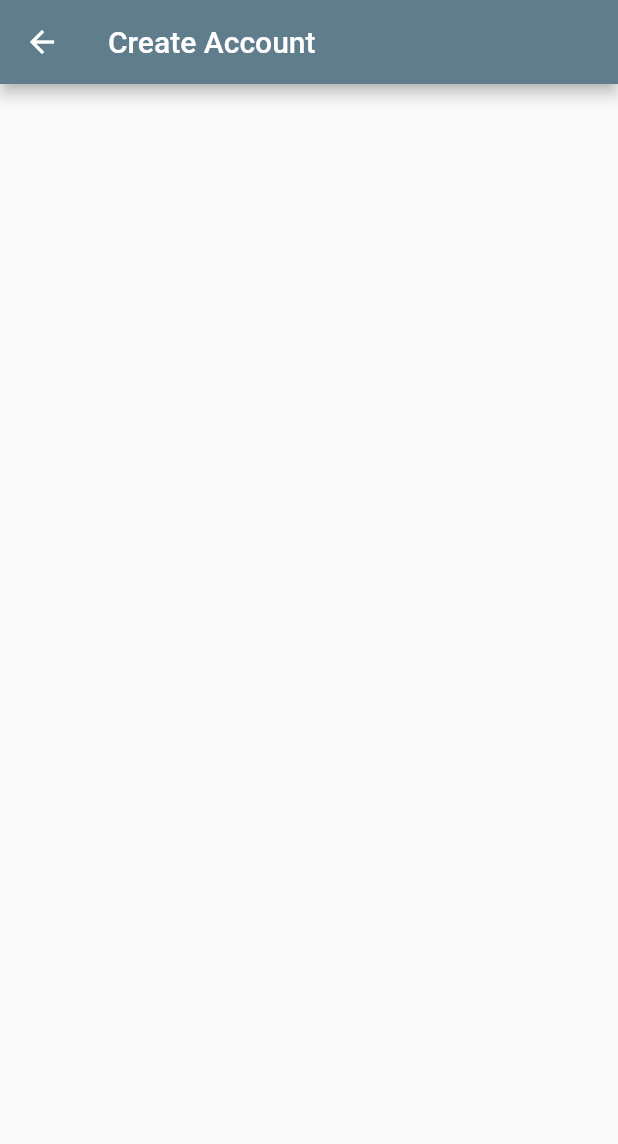
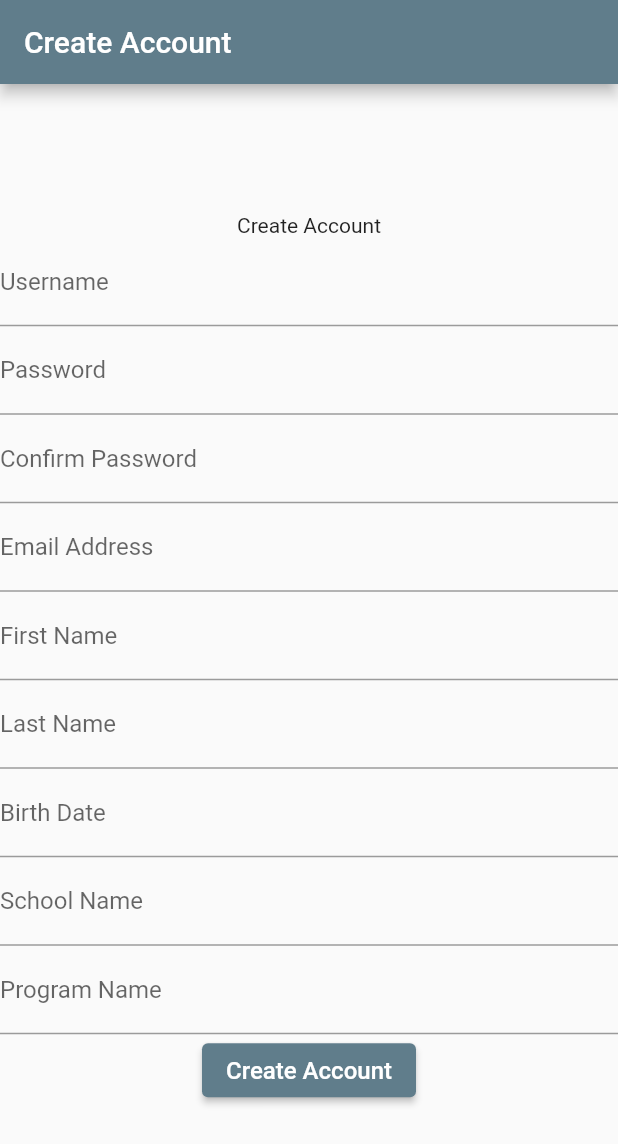
Before and after one commit to Ntjs95/CollegeM8FrontEnd, a Flutter app: the CreateAccountScreen screen opened directly, on a phone screen of 412 x 824 dp. Shown: the top 1144 px of the screen. Run offline on Flutter 3.47's test engine with Material 2 defaults, Android fonts, the phone set to English and light mode, and no system bars; drawn by our look-alikes of datetime_picker_formfield.

Commit message:
Added account creation page

```diff
--- a/lib/Models/user.dart
+++ b/lib/Models/user.dart
@@ -1,9 +1,9 @@
 import 'dart:convert';
+import 'package:collegem8/Models/webService.dart';
 import 'package:http/http.dart' as http;
+import 'package:collegem8/Models/config.dart';
 
 class User {
-  static const String _userUrl =
-      "https://collegem820210207221016.azurewebsites.net/api/User";
   final String userId;
   final String username;
   final String firstName;
@@ -12,6 +12,7 @@ class User {
   final String programName;
   final String emailaddress;
   final String birthDate;
+  final String password;
 
   User(
       {this.userId,
@@ -21,7 +22,8 @@ class User {
       this.schoolName,
       this.programName,
       this.emailaddress,
-      this.birthDate});
+      this.birthDate,
+      this.password});
 
   Map<String, dynamic> toJsonMap() => {
         'userId': userId,
@@ -32,6 +34,7 @@ class User {
         'programName': programName,
         'emailAddress': emailaddress,
         'birthDate': birthDate,
+        'password': password,
       };
 
   String toJsonString() {
@@ -54,4 +57,17 @@ class User {
     final parsed = jsonDecode(responseBody);
     return User.fromJson(parsed);
   }
+
+  Future<User> createUser() async {
+    final response =
+        await WebService.webPost(Config.userUrl, this.toJsonString());
+    if (response.statusCode == 200) {
+      return User.parseUser(response.body);
+    } else if (response.statusCode == 400) {
+      throw Exception(
+          response.body); // 400 Gives a description as to why it failed
+    } else {
+      throw Exception("Account creation failed.");
+    }
+  }
 }
--- a/lib/createAccountScreen.dart
+++ b/lib/createAccountScreen.dart
@@ -17,17 +17,19 @@ class _CreateAccountScreenState extends State<CreateAccountScreen> {
   String _schoolName;
   String _programName;
   String _emailAddress;
-  String _birthDate;
+  String _birthDateStr;
 
   final alphanumericPattern = RegExp(r'^[a-zA-Z0-9]+$');
-  final alphaPattern = RegExp(r'^[a-zA-Z]+$');
+  final alphanumericSpacePattern = RegExp(r'^[a-zA-Z0-9 ]+$');
   final passwordPattern = new RegExp(
-      r'^(?=.*?[A-Z])(?=.*?[a-z])(?=.*?[0-9])(?=.*?[!@#\$&*~]).{8,}$');
+      r'^(?=.*?[A-Z])(?=.*?[a-z])(?=.*?[0-9])(?=.*?[!@#\$&*~]).{4,}$');
   final emailPattern = RegExp(
       r"^[a-zA-Z0-9.a-zA-Z0-9.!#$%&'*+-/=?^_`{|}~]+@[a-zA-Z0-9]+\.[a-zA-Z]+");
 
   final GlobalKey<FormState> _formKey = GlobalKey<FormState>();
   final TextEditingController _passwordController = TextEditingController();
+  int _createAccountButtonState = 0;
+  Text _screenText = new Text("Create Account");
 
   Widget _buildUsername() {
     return TextFormField(
@@ -85,9 +87,6 @@ class _CreateAccountScreenState extends State<CreateAccountScreen> {
         }
         return null;
       },
-      onSaved: (String value) {
-        _passwordConfirm = value;
-      },
     );
   }
 
@@ -101,8 +100,8 @@ class _CreateAccountScreenState extends State<CreateAccountScreen> {
           return "First name is required.";
         } else if (value.length >= 32) {
           return "First name must be less than 32 letters.";
-        } else if (!alphaPattern.hasMatch(value)) {
-          return "First name must only contain letters";
+        } else if (!alphanumericSpacePattern.hasMatch(value)) {
+          return "First name must not contain special characters.";
         }
         return null;
       },
@@ -122,8 +121,8 @@ class _CreateAccountScreenState extends State<CreateAccountScreen> {
           return "Last name is required.";
         } else if (value.length >= 32) {
           return "Last name must be less than 32 letters.";
-        } else if (!alphaPattern.hasMatch(value)) {
-          return "Last name must only contain letters";
+        } else if (!alphanumericSpacePattern.hasMatch(value)) {
+          return "Last name must not contain special characters.";
         }
         return null;
       },
@@ -143,7 +142,7 @@ class _CreateAccountScreenState extends State<CreateAccountScreen> {
           return "School name is required.";
         } else if (value.length >= 50) {
           return "School name must be less than 50 letters.";
-        } else if (!alphanumericPattern.hasMatch(value)) {
+        } else if (!alphanumericSpacePattern.hasMatch(value)) {
           return "School name must only contain letters/numbers";
         }
         return null;
@@ -164,7 +163,7 @@ class _CreateAccountScreenState extends State<CreateAccountScreen> {
           return "Program name is required.";
         } else if (value.length >= 50) {
           return "Program name must be less than 50 letters.";
-        } else if (!alphanumericPattern.hasMatch(value)) {
+        } else if (!alphanumericSpacePattern.hasMatch(value)) {
           return "Program name must only contain letters/numbers";
         }
         return null;
@@ -198,9 +197,8 @@ class _CreateAccountScreenState extends State<CreateAccountScreen> {
 
   Widget _buildBirthDate() {
     final format = DateFormat("yyyy-MM-dd");
-    return Column(children: <Widget>[
-      Text('Basic date field (${format.pattern})'),
-      DateTimeField(
+    return DateTimeField(
+      decoration: InputDecoration(labelText: "Birth Date"),
       format: format,
       onShowPicker: (context, currentValue) {
         return showDatePicker(
@@ -209,22 +207,103 @@ class _CreateAccountScreenState extends State<CreateAccountScreen> {
             initialDate: currentValue ?? DateTime.now(),
             lastDate: DateTime(2100));
       },
-      ),
-    ]);
+      validator: (DateTime date) {
+        DateTime today = DateTime.now();
+        if (date == null) {
+          return "You must choose a date.";
+        } else if (date.day == today.day &&
+            date.month == today.month &&
+            date.year == today.year) {
+          return "You must choose a date.";
+        } else if (today.year - 13 < date.year) {
+          // Scuffed age check TODO update with month logic
+          return "You are too young to use this site.";
+        }
+        return null;
+      },
+      onSaved: (date) {
+        _birthDateStr = date.toIso8601String();
+      },
+    );
+  }
+
+  ElevatedButton _buildCreateAccountButton() {
+    return ElevatedButton(
+      child: setUpButtonChild(),
+      onPressed: () {
+        if (_formKey.currentState.validate()) {
+          _formKey.currentState.save(); // Save textbox values into the class.
+          attemptCreateAccount();
+        }
+      },
+    );
+  }
+
+  Widget setUpButtonChild() {
+    if (_createAccountButtonState == 0) {
+      return new Text(
+        "Create Account",
+        style: TextStyle(color: Colors.white, fontSize: 16),
+      );
+    } else if (_createAccountButtonState == 1) {
+      return CircularProgressIndicator(
+        valueColor: AlwaysStoppedAnimation<Color>(Colors.white),
+      );
+    } else {
+      return Icon(Icons.check, color: Colors.white);
+    }
+  }
+
+  void attemptCreateAccount() {
+    User user = new User(
+        username: _username,
+        firstName: _firstName,
+        lastName: _lastName,
+        schoolName: _schoolName,
+        programName: _programName,
+        emailaddress: _emailAddress,
+        birthDate: _birthDateStr,
+        password: _password);
+    Future<User> createdAccount = user.createUser();
+    createdAccount.then((value) {
+      _createAccountButtonState = 2;
+      setState(() {});
+    }).catchError((err) {
+      Text txtAccountCreatedFailed = new Text(
+        err.toString(),
+        style: TextStyle(color: Colors.red, fontWeight: FontWeight.bold),
+      );
+      // Change text on screen
+      _createAccountButtonState = 0;
+      _screenText = txtAccountCreatedFailed;
+      setState(() {});
+    });
+    _createAccountButtonState = 1;
+    setState(() {});
   }
 
   @override
   Widget build(BuildContext context) {
     return Scaffold(
+      resizeToAvoidBottomInset: false,
       appBar: AppBar(title: Text("Create Account")),
       body: Container(
-        margin: EdgeInsets.all(240),
         child: Form(
           key: _formKey,
           child: Column(
               mainAxisAlignment: MainAxisAlignment.center,
               children: <Widget>[
-                // Enter widgets here
+                _screenText,
+                _buildUsername(),
+                _buildPassword(),
+                _buildPasswordConfirm(),
+                _buildEmailAddress(),
+                _buildFirstName(),
+                _buildLastName(),
+                _buildBirthDate(),
+                _buildSchoolName(),
+                _buildProgramName(),
+                _buildCreateAccountButton()
               ]),
         ),
       ),
--- a/lib/main.dart
+++ b/lib/main.dart
@@ -1,5 +1,6 @@
 import 'package:flutter/material.dart';
 import 'loginScreen.dart';
+import 'createAccountScreen.dart';
 
 void main() {
   runApp(MyApp());
@@ -14,7 +15,8 @@ class MyApp extends StatelessWidget {
         primarySwatch: Colors.blueGrey,
       ),
       // home: MyHomePage(title: 'College M8'),
-      home: LoginScreen(),
+      // home: LoginScreen(),
+      home: CreateAccountScreen(),
     );
   }
 }
```
Also changed, not shown: lib/loginScreen.dart (+3 -4 lines). Lines whose indentation alone changed are shown as unchanged.
